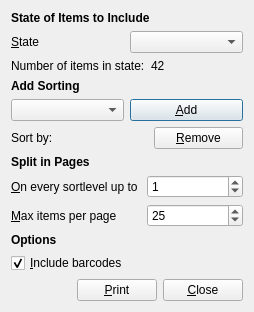
Old version of the form printchecklistdialog.ui in the repository RoskildeSkiklub/ssfh.
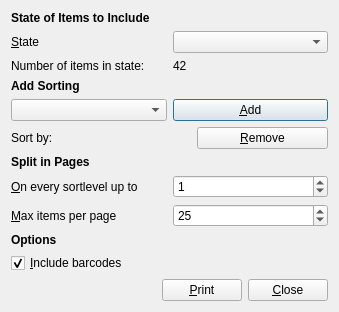
New version of the form.

Commit message: Make all dialogs modal

The edit to the form file:
```diff
--- a/printchecklistdialog.ui
+++ b/printchecklistdialog.ui
@@ -6,7 +6,7 @@
    <rect>
     <x>0</x>
     <y>0</y>
-    <width>254</width>
+    <width>339</width>
     <height>297</height>
    </rect>
   </property>
```
Left out of the diff: 3 changed lines with no effect on the pictures. The commit also changes 7 other files.
